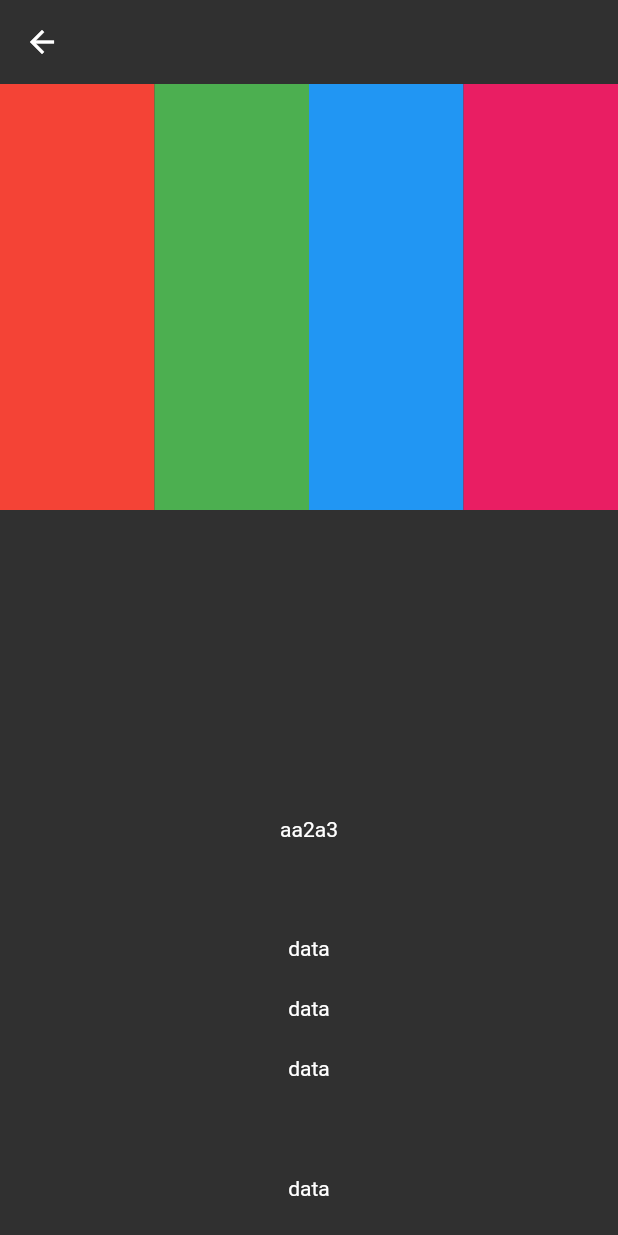
After one commit to volkaankarakus/FlutterAdvanced, a Flutter app: the ColumnRowLearn screen opened directly, on a phone screen of 412 x 824 dp. The commit adds this screen. Run offline on Flutter 3.47's test engine with Material 2 defaults, Android fonts, the phone set to English and light mode, and no system bars.

Commit message:
core for evey project & stack demo

```diff
--- /dev/null
+++ b/flutter_advanced/lib/101/column_row_learn.dart
@@ -0,0 +1,56 @@
+import 'package:flutter/material.dart';
+
+class ColumnRowLearn extends StatelessWidget {
+  const ColumnRowLearn({Key? key}) : super(key: key);
+
+  @override
+  Widget build(BuildContext context) {
+    return Scaffold(
+      appBar: AppBar(),
+      body: Column(
+        children: [
+          // 4+2+2+2
+          Expanded(
+              flex: 4, //%40
+              child: Row(
+                children: [
+                  Expanded(child: Container(color: Colors.red)),
+                  Expanded(child: Container(color: Colors.green)),
+                  Expanded(child: Container(color: Colors.blue)),
+                  Expanded(child: Container(color: Colors.pink)),
+                ],
+              )),
+          const Spacer(flex: 2),
+          Expanded(
+              flex: 2,
+              child: Row(
+                mainAxisAlignment: MainAxisAlignment.spaceEvenly,
+                crossAxisAlignment: CrossAxisAlignment.center,
+                mainAxisSize: MainAxisSize.min,
+                children: const [
+                  Text('a'),
+                  Text('a2'),
+                  Text('a3'),
+                ],
+              )),
+          SizedBox(
+            height: ProjectContainerSizes.cardHeight,
+            child: Column(
+              children: const [
+                Expanded(child: Text('data')),
+                Expanded(child: Text('data')),
+                Expanded(child: Text('data')),
+                Spacer(),
+                Expanded(child: Text('data')),
+              ],
+            ),
+          )
+        ],
+      ),
+    );
+  }
+}
+
+class ProjectContainerSizes {
+  static const double cardHeight = 200;
+}
--- a/flutter_advanced/lib/101/list_tile_learn.dart
+++ b/flutter_advanced/lib/101/list_tile_learn.dart
@@ -1,4 +1,5 @@
 import 'package:flutter/material.dart';
+import 'package:flutter_advanced/core/random_image.dart';
 
 class ListTileLearn extends StatelessWidget {
   const ListTileLearn({Key? key}) : super(key: key);
@@ -15,7 +16,7 @@ class ListTileLearn extends StatelessWidget {
             padding: EdgeInsets.all(8.0),
             child: Card(
               child: ListTile(
-                title: Image.network(imageUrl,height: 100,fit: BoxFit.cover,),
+                title: RandomImage(),
                 onTap: (){},
                 subtitle: Text('How do you use your card?'),
                 leading: Icon(Icons.money),
```
Also changed, not shown: flutter_advanced/lib/core/random_image.dart (added, +15 -0 lines), flutter_advanced/lib/demos/stack_demo_view.dart (added, +36 -0 lines).
